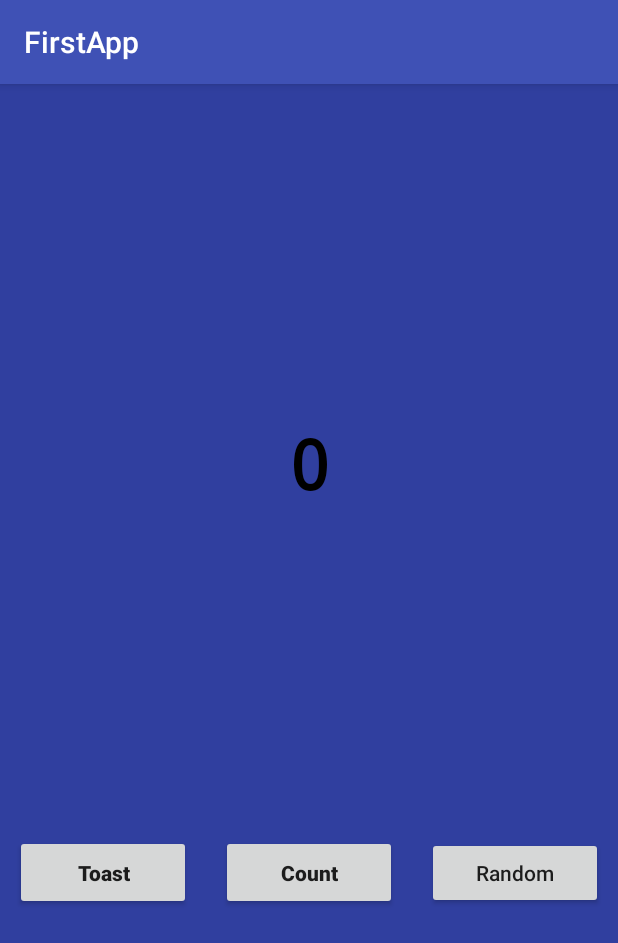
After one commit to babakshahid/test, an Android app: the JavaActivity1 screen opened directly, with no data from a screen before it, on a phone screen of 412 x 824 dp. The commit adds this screen. Shown: the top 943 px of the screen. Run offline under Robolectric (Android 15) with nearby library versions, the phone set to English and light mode, and no system bars.

Commit message:
First Project, only UI

```diff
--- /dev/null
+++ b/app/src/main/java/com/example/tintash/firstapp/JavaActivity1.java
@@ -0,0 +1,18 @@
+package com.example.tintash.firstapp;
+import android.content.Context;
+import android.content.Intent;
+import android.support.v7.app.AppCompatActivity;
+import android.os.Bundle;
+import android.view.View;
+import android.widget.Button;
+import android.widget.TextView;
+import android.widget.Toast;
+
+public class JavaActivity1 extends AppCompatActivity implements View.OnClickListener {
+    @Override
+    protected void onCreate(Bundle savedInstanceState) {
+        super.onCreate(savedInstanceState);
+        setContentView(R.layout.activity_test_java1);
+
+    }
+}
--- /dev/null
+++ b/app/src/main/res/layout/activity_test_java1.xml
@@ -0,0 +1,70 @@
+<?xml version="1.0" encoding="utf-8"?>
+<android.support.constraint.ConstraintLayout xmlns:android="http://schemas.android.com/apk/res/android"
+    xmlns:app="http://schemas.android.com/apk/res-auto"
+    xmlns:tools="http://schemas.android.com/tools"
+    android:layout_width="match_parent"
+    android:layout_height="match_parent"
+    android:background="@color/colorPrimaryDark"
+    >
+
+    <TextView
+        android:id="@+id/tv_count"
+        android:layout_width="wrap_content"
+        android:layout_height="wrap_content"
+        android:fontFamily="monospace"
+        android:text="@string/tv_count"
+        android:textColor="@android:color/black"
+        android:textSize="45sp"
+        android:textStyle="bold"
+        android:typeface="sans"
+        app:layout_constraintBottom_toBottomOf="parent"
+        app:layout_constraintHorizontal_bias="0.501"
+        app:layout_constraintLeft_toLeftOf="parent"
+        app:layout_constraintRight_toRightOf="parent"
+        app:layout_constraintTop_toTopOf="parent"
+        app:layout_constraintVertical_bias="0.315" />
+
+    <LinearLayout
+        android:layout_width="match_parent"
+        android:layout_height="wrap_content"
+        android:weightSum="3"
+        app:layout_constraintBottom_toBottomOf="parent"
+        app:layout_constraintEnd_toEndOf="parent"
+        app:layout_constraintTop_toBottomOf="@+id/tv_count"
+        tools:ignore="MissingConstraints">
+
+        <Button
+            android:id="@+id/toast"
+            android:layout_width="0dp"
+            android:layout_height="wrap_content"
+            android:layout_margin="10dp"
+            android:layout_weight="1"
+            android:padding="15dp"
+            android:text="@string/btn_toast"
+            android:textAllCaps="false"
+            android:textStyle="bold" />
+
+        <Button
+            android:id="@+id/count"
+            android:layout_width="0dp"
+            android:layout_height="wrap_content"
+            android:layout_margin="10dp"
+            android:layout_weight="1"
+            android:text="@string/btn_count"
+            android:padding="15dp"
+            android:textAllCaps="false"
+            android:textStyle="bold" />
+
+        <Button
+            android:id="@+id/random"
+            android:layout_width="0dp"
+            android:layout_height="wrap_content"
+            android:layout_margin="10dp"
+            android:layout_weight="1"
+            android:padding="10dp"
+            android:text="@string/btn_random"
+            android:textAllCaps="false" />
+
+    </LinearLayout>
+
+</android.support.constraint.ConstraintLayout>
--- a/app/src/main/res/values/strings.xml
+++ b/app/src/main/res/values/strings.xml
@@ -1,3 +1,8 @@
 <resources>
     <string name="app_name">FirstApp</string>
+    <string name="btn_count">Count</string>
+    <string name="btn_random">Random</string>
+    <string name="btn_toast">Toast</string>
+    <string name="tv_count">0</string>
+    <string name="header">Here is a random number between 0 and %d</string>
 </resources>
```
Also changed, not shown: app/src/main/AndroidManifest.xml (+6 -3 lines), app/src/main/java/com/example/tintash/firstapp/Main2Activity.kt (deleted, +0 -16 lines), app/src/main/java/com/example/tintash/firstapp/MainActivity.java (deleted, +0 -13 lines), app/src/main/res/layout/activity_main.xml (deleted, +0 -20 lines), app/src/main/res/layout/activity_main2.xml (deleted, +0 -64 lines), app/src/main/res/layout/activity_test_java2.xml (added, +40 -0 lines).
